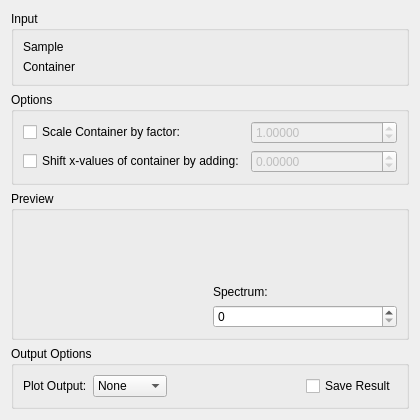
Before: the Qt Designer form MantidQt/CustomInterfaces/inc/MantidQtCustomInterfaces/Indirect/ContainerSubtraction.ui in mantidproject/mantid, drawn with Qt 5.
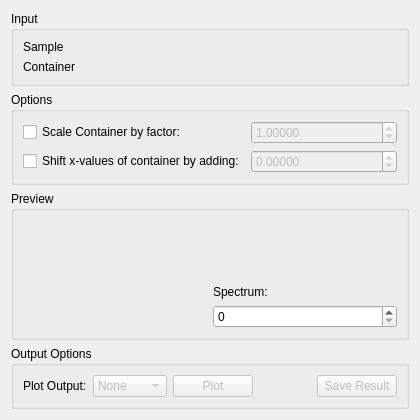
After: the same form once the commit is applied. Custom widgets are drawn as their Qt base class.

Commit message:
Added save and plot buttons initally disabled
Refs #17021

```diff
--- a/MantidQt/CustomInterfaces/inc/MantidQtCustomInterfaces/Indirect/ContainerSubtraction.ui
+++ b/MantidQt/CustomInterfaces/inc/MantidQtCustomInterfaces/Indirect/ContainerSubtraction.ui
@@ -257,6 +257,9 @@
             </item>
             <item>
               <widget class="QComboBox" name="cbPlotOutput">
+        <property name="enabled">
+         <bool>false</bool>
+        </property>
                 <item>
                   <property name="text">
                     <string>None</string>
@@ -279,6 +282,16 @@
                 </item>
               </widget>
             </item>
+      <item>
+       <widget class="QPushButton" name="pbPlot">
+        <property name="enabled">
+         <bool>false</bool>
+        </property>
+        <property name="text">
+         <string>Plot</string>
+        </property>
+       </widget>
+      </item>
             <item>
               <spacer name="horizontalSpacer_1">
                 <property name="orientation">
@@ -293,7 +306,10 @@
               </spacer>
             </item>
             <item>
-              <widget class="QCheckBox" name="ckSave">
+       <widget class="QPushButton" name="pbSave">
+        <property name="enabled">
+         <bool>false</bool>
+        </property>
                 <property name="text">
                   <string>Save Result</string>
                 </property>
```
Left out of the diff: 46 changed lines with no effect on the pictures. Lines whose indentation alone changed are shown as unchanged.
